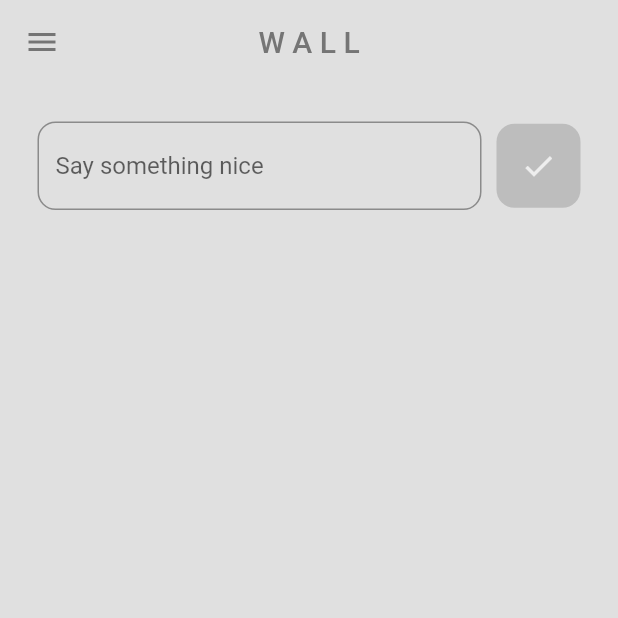
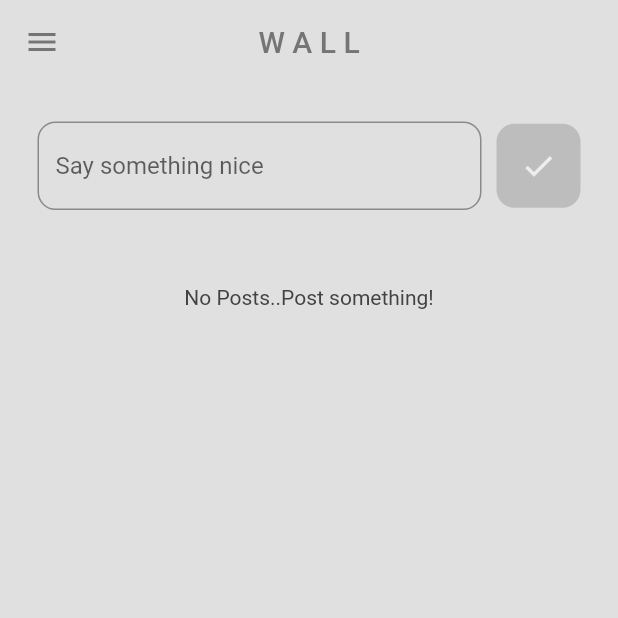
Before and after one commit to noelg-cj/Social-app, a Flutter app: the screen it shows once a user with an empty profile is signed in, on a phone screen of 412 x 824 dp, the top half of it. Run offline on Flutter 3.47's test engine with Material 2 defaults, Android fonts, the phone set to English and light mode, and no system bars; our stand-ins replace cloud_firestore, firebase_auth, firebase_core; missing offline and left inert: dart:ffi; accounts and stored records are empty.

Commit message:
Project completed

```diff
--- a/lib/pages/home_page.dart
+++ b/lib/pages/home_page.dart
@@ -1,3 +1,6 @@
+import 'dart:ffi';
+
+import 'package:cloud_firestore/cloud_firestore.dart';
 import 'package:flutter/material.dart';
 import 'package:social_app/components/my_drawer.dart';
 import 'package:social_app/components/my_post_button.dart';
@@ -51,6 +54,73 @@ class HomePage extends StatelessWidget {
                 )
               ],
             ),
+          ),
+
+          StreamBuilder(
+            stream: database.getPostsStream(),
+            builder: (context, snapshot) {
+              if (snapshot.connectionState == ConnectionState.waiting) {
+                return Center(
+                  child: CircularProgressIndicator(),
+                );
+              }
+
+              final posts = snapshot.data!.docs;
+
+              if (snapshot.data == null || posts.isEmpty) {
+                return const Center(
+                  child: Padding(
+                    padding: EdgeInsets.all(25),
+                    child: Text("No Posts..Post something!")
+                  ),
+                );
+              }
+
+              return Expanded(
+                child: ListView.builder(
+                  itemCount: posts.length,
+                  itemBuilder: (context, index) {
+                    final post = posts[index];
+
+                    String message = post['PostMessage'];
+                    String userEmail = post['UserEmail'];
+
+                    return Padding(
+                      padding: const EdgeInsets.all(12),
+                      child: Container(
+                        padding: const EdgeInsets.symmetric(
+                          horizontal: 20,
+                          vertical: 15
+                        ),
+                        decoration: BoxDecoration(
+                          color: Theme.of(context).colorScheme.primary,
+                          borderRadius: BorderRadius.circular(12)
+                        ),
+                        child: Column(
+                          crossAxisAlignment: CrossAxisAlignment.start,
+                          children: [
+                            Text(
+                              message,
+                              style: TextStyle(
+                                fontSize: 18,
+                                fontWeight: FontWeight.w600
+                              ),
+                            ),
+                            const SizedBox(height: 5),
+                            Text(
+                              userEmail,
+                              style: TextStyle(
+                                color: Theme.of(context).colorScheme.inversePrimary
+                              )
+                            )
+                          ],
+                        )
+                      ),
+                    );
+                  }
+                ),
+              );
+            }
           )
         ],
       )
```
